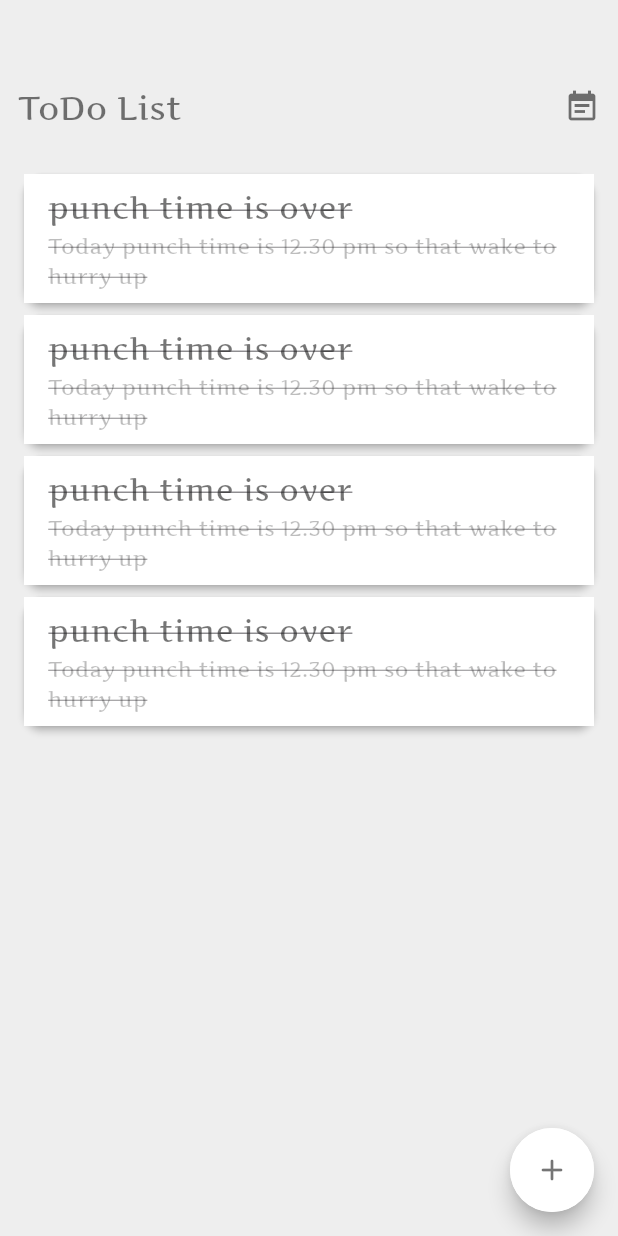
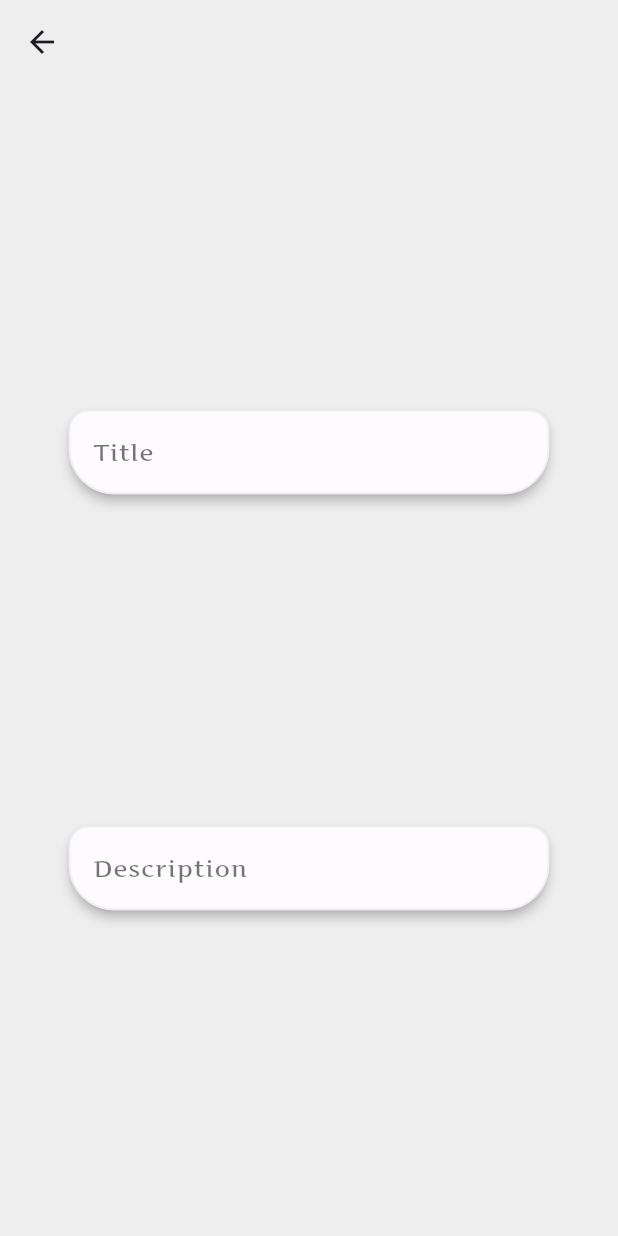
Before and after one commit to RohitGiri420/Codeway--Task_1, a Flutter app: the screen it shows after launch, after a tap on the "add" icon, on a phone screen of 412 x 824 dp. Run offline on Flutter 3.47's test engine with Material 3 defaults, Android fonts, the phone set to English and light mode, and no system bars; our stand-ins replace sqflite; accounts and stored records are empty.

Commit message:
Costum text field is added

```diff
--- a/lib/Screens/AddDataScreen.dart
+++ b/lib/Screens/AddDataScreen.dart
@@ -0,0 +1,36 @@
+import 'package:flutter/material.dart';
+import 'package:todoapp/widget/UiHelper.dart';
+
+class AddDataScreen extends StatefulWidget {
+  const AddDataScreen({super.key});
+
+  @override
+  State<AddDataScreen> createState() => _AddDataScreenState();
+}
+
+class _AddDataScreenState extends State<AddDataScreen> {
+
+  TextEditingController TitleController = TextEditingController();
+  TextEditingController DescController = TextEditingController();
+
+  @override
+  Widget build(BuildContext context) {
+    return Scaffold(
+      backgroundColor: Colors.grey.shade200,
+      appBar: AppBar(
+        backgroundColor: Colors.grey.shade200,
+      ),
+
+      body: Padding(
+        padding: const EdgeInsets.symmetric(horizontal: 12),
+        child: Column(
+          mainAxisAlignment: MainAxisAlignment.spaceEvenly,
+          children: [
+            UiHelper.CustomTextField("Title",TitleController),
+            UiHelper.CustomTextField("Description", DescController)
+          ],
+        ),
+      ),
+    );
+  }
+}
--- a/lib/Screens/HomeScreen.dart
+++ b/lib/Screens/HomeScreen.dart
@@ -1,4 +1,5 @@
 import 'package:flutter/material.dart';
+import 'package:todoapp/Screens/AddDataScreen.dart';
 import 'package:todoapp/widget/UiHelper.dart';
 
 class HomeScreen extends StatefulWidget {
@@ -81,7 +82,9 @@ class _HomeScreenState extends State<HomeScreen> {
           ],
         ),
       ),
-      floatingActionButton: FloatingActionButton(onPressed: (){},
+      floatingActionButton: FloatingActionButton(onPressed: (){
+        Navigator.push(context, MaterialPageRoute(builder: (context) => AddDataScreen(),));
+      },
         backgroundColor: Colors.white,
         child: Icon(Icons.add_rounded,color: Colors.black54,),
         shape: OutlineInputBorder(borderRadius: BorderRadius.circular(30),borderSide: BorderSide(color: Colors.white)),
--- a/lib/widget/UiHelper.dart
+++ b/lib/widget/UiHelper.dart
@@ -1,20 +1,18 @@
 import 'package:flutter/material.dart';
 
 class UiHelper {
-
-
   //COSTUM TEXT FOR HEADING.....................................................
   static CustomText() => const Text(
         "ToDo List",
         style: TextStyle(
-            color: Colors.black54,
-            fontSize: 22,
-            fontWeight: FontWeight.w500,
-            fontFamily: "f1",
+          color: Colors.black54,
+          fontSize: 22,
+          fontWeight: FontWeight.w500,
+          fontFamily: "f1",
         ),
       );
 
-  static CustomTitleText(String text) =>  Text(
+  static CustomTitleText(String text) => Text(
         text,
         style: TextStyle(
             color: Colors.black54,
@@ -24,7 +22,7 @@ class UiHelper {
             decoration: TextDecoration.lineThrough),
       );
 
-  static CustomDescText(String text) =>  Text(
+  static CustomDescText(String text) => Text(
         text,
         style: TextStyle(
             color: Colors.black26,
@@ -33,4 +31,49 @@ class UiHelper {
             fontFamily: "f1",
             decoration: TextDecoration.lineThrough),
       );
+
+  static CustomTextField(String text,TextEditingController controller) {
+    return Padding(
+      padding: const EdgeInsets.symmetric(horizontal: 30),
+      child: Card(
+        shape: OutlineInputBorder(
+          borderRadius: BorderRadius.only(
+              topRight: Radius.circular(13),
+              topLeft: Radius.circular(13),
+              bottomRight: Radius.circular(30),
+              bottomLeft: Radius.circular(30)),
+          borderSide: BorderSide(color: Colors.grey.shade200,width: 0.0)
+        ),
+        elevation:3,
+
+        child: TextField(
+          controller: controller,
+          autocorrect: true,
+          style: TextStyle(color: Colors.black54,fontFamily: 'f1'),
+          maxLines: null,
+          decoration: InputDecoration(
+            fillColor: Colors.white70,
+            filled: true,
+            enabledBorder:OutlineInputBorder(
+                borderRadius: BorderRadius.only(
+                    topRight: Radius.circular(13),
+                    topLeft: Radius.circular(13),
+                    bottomRight: Radius.circular(30),
+                    bottomLeft: Radius.circular(30)),
+                borderSide: BorderSide(color: Colors.grey.shade200,width: 1),
+            ),
+            focusedBorder: OutlineInputBorder(
+              borderRadius: BorderRadius.only(
+                  topRight: Radius.circular(13),
+                  topLeft: Radius.circular(13),
+                  bottomRight: Radius.circular(30),
+                  bottomLeft: Radius.circular(30)),
+              borderSide: BorderSide(color: Colors.grey.shade300,width: 3),
+            ),
+            label: Text("$text",style: TextStyle(color: Colors.black54,fontFamily: 'f1'),)
+          ),
+        ),
+      ),
+    );
+  }
 }
```
